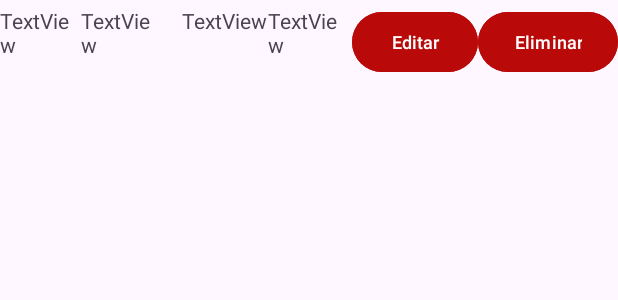
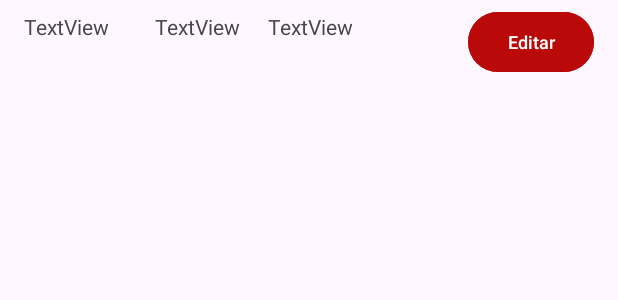
Before and after one commit to WilliamsCG57/PromcoserApp, an Android app: the layout item_creacion_detalle.xml on its own in the app's theme, with its tools: preview values and no code run, on a phone screen of 412 x 824 dp. Shown: the top 300 px of the screen. Run offline under Robolectric (Android 15) with nearby library versions, the phone set to English and light mode, and no system bars.

Commit message:
Creacion de apiClient y Pantalla DetalleParteDiario

```diff
--- a/app/build.gradle.kts
+++ b/app/build.gradle.kts
@@ -73,4 +73,8 @@ dependencies {
 
     //Implementar picasso
     implementation("com.squareup.picasso:picasso:2.8")
+
+    // Implementar api
+    implementation ("com.squareup.retrofit2:retrofit:2.9.0")
+    implementation ("com.squareup.retrofit2:converter-gson:2.9.0")
 }
--- a/app/src/main/java/dev/williamscg/promcoserapp/LoginActivity.kt
+++ b/app/src/main/java/dev/williamscg/promcoserapp/LoginActivity.kt
@@ -36,7 +36,7 @@ class LoginActivity : AppCompatActivity() {
             val email = etEmailLogin.text.toString()
             val password = etPasswordLogin.text.toString()
 
-            if (email == "usuario@ejemplo.com" && password == "123456") {
+            if (email == "admin" && password == "123") {
                 // Login correcto, iniciar la siguiente actividad
                 val intent = Intent(this, PrincipalActivity::class.java)
                 startActivity(intent)
--- a/app/src/main/java/dev/williamscg/promcoserapp/ui/fragments/ParteDiario/ParteDiarioFragment.kt
+++ b/app/src/main/java/dev/williamscg/promcoserapp/ui/fragments/ParteDiario/ParteDiarioFragment.kt
@@ -19,9 +19,13 @@ class ParteDiarioFragment : Fragment() {
         // Inflate the layout for this fragment
         val boton = view.findViewById<Button>(R.id.btnCrearDetalle)
         val boton2 = view.findViewById<Button>(R.id.btnMasDetalle)
+
         boton2.setOnClickListener {
-            findNavController().navigate(R.id.creacionDetalleFragment)
+            val bundle = Bundle()
+            bundle.putString("idParte", "1")
+            findNavController().navigate(R.id.creacionDetalleFragment, bundle)
         }
+
 
         boton.setOnClickListener {
             findNavController().navigate(R.id.crearParteDiarioFragment)
--- a/app/src/main/res/layout/item_creacion_detalle.xml
+++ b/app/src/main/res/layout/item_creacion_detalle.xml
@@ -8,61 +8,50 @@
 
     <TextView
         android:id="@+id/tvHoraInicio"
-        android:layout_width="50dp"
-        android:layout_height="48dp"
-        android:layout_marginTop="4dp"
-        android:layout_marginEnd="4dp"
+        android:layout_width="72dp"
+        android:layout_height="44dp"
+        android:layout_marginStart="16dp"
+        android:layout_marginTop="8dp"
+        android:layout_marginBottom="16dp"
         android:text="TextView"
+        app:layout_constraintBottom_toBottomOf="parent"
         app:layout_constraintEnd_toStartOf="@+id/tvHoraFin"
-        app:layout_constraintTop_toTopOf="parent" />
+        app:layout_constraintHorizontal_bias="0.0"
+        app:layout_constraintStart_toStartOf="parent"
+        app:layout_constraintTop_toTopOf="parent"
+        app:layout_constraintVertical_bias="0.0" />
 
     <TextView
         android:id="@+id/tvTrabajo"
-        android:layout_width="57dp"
-        android:layout_height="48dp"
-        android:layout_marginTop="4dp"
+        android:layout_width="125dp"
+        android:layout_height="44dp"
+        android:layout_marginEnd="8dp"
         android:text="TextView"
-        app:layout_constraintEnd_toStartOf="@+id/tvDescripcion"
-        app:layout_constraintTop_toTopOf="parent" />
-
-    <Button
-        android:id="@+id/btnCDEliminar"
-        android:layout_width="93dp"
-        android:layout_height="48dp"
-        android:layout_marginTop="4dp"
-        android:backgroundTint="#BA0909"
-        android:text="@string/btnCDEliminar"
-        android:textSize="12sp"
-        app:layout_constraintEnd_toEndOf="parent"
-        app:layout_constraintTop_toTopOf="parent" />
+        app:layout_constraintBottom_toBottomOf="parent"
+        app:layout_constraintEnd_toStartOf="@+id/btnCDEditar"
+        app:layout_constraintTop_toTopOf="parent"
+        app:layout_constraintVertical_bias="0.333" />
 
     <TextView
         android:id="@+id/tvHoraFin"
-        android:layout_width="55dp"
-        android:layout_height="47dp"
-        android:layout_marginTop="4dp"
-        android:layout_marginEnd="12dp"
+        android:layout_width="67dp"
+        android:layout_height="44dp"
+        android:layout_marginEnd="8dp"
         android:text="TextView"
+        app:layout_constraintBottom_toBottomOf="parent"
         app:layout_constraintEnd_toStartOf="@+id/tvTrabajo"
-        app:layout_constraintTop_toTopOf="parent" />
-
-    <TextView
-        android:id="@+id/tvDescripcion"
-        android:layout_width="56dp"
-        android:layout_height="48dp"
-        android:layout_marginTop="4dp"
-        android:text="TextView"
-        app:layout_constraintEnd_toStartOf="@+id/btnCDEditar"
-        app:layout_constraintTop_toTopOf="parent" />
+        app:layout_constraintTop_toTopOf="parent"
+        app:layout_constraintVertical_bias="0.333" />
 
     <Button
         android:id="@+id/btnCDEditar"
         android:layout_width="84dp"
         android:layout_height="48dp"
         android:layout_marginTop="4dp"
+        android:layout_marginEnd="16dp"
         android:backgroundTint="#BA0909"
         android:text="@string/btnCDEditar"
         android:textSize="12sp"
-        app:layout_constraintEnd_toStartOf="@+id/btnCDEliminar"
+        app:layout_constraintEnd_toEndOf="parent"
         app:layout_constraintTop_toTopOf="parent" />
 </androidx.constraintlayout.widget.ConstraintLayout>
```
Also changed, not shown: app/src/main/java/dev/williamscg/promcoserapp/adapter/CreacionDetalleAdapter.kt (+14 -8 lines), app/src/main/java/dev/williamscg/promcoserapp/apiService/ApiClient.kt (added, +15 -0 lines), app/src/main/java/dev/williamscg/promcoserapp/apiService/DetalleParteApiService.kt (added, +12 -0 lines), app/src/main/java/dev/williamscg/promcoserapp/model/CreacionDetalleModel.kt (+4 -4 lines), app/src/main/java/dev/williamscg/promcoserapp/ui/fragments/ParteDiario/CreacionDetalleFragment.kt (+50 -11 lines).
